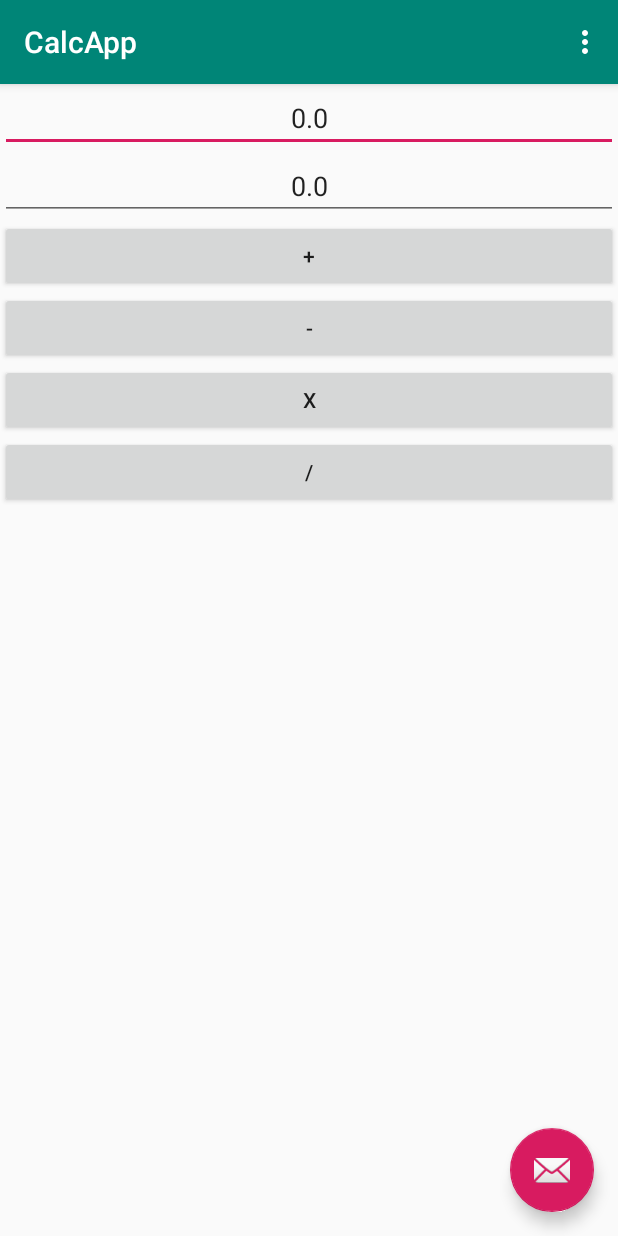
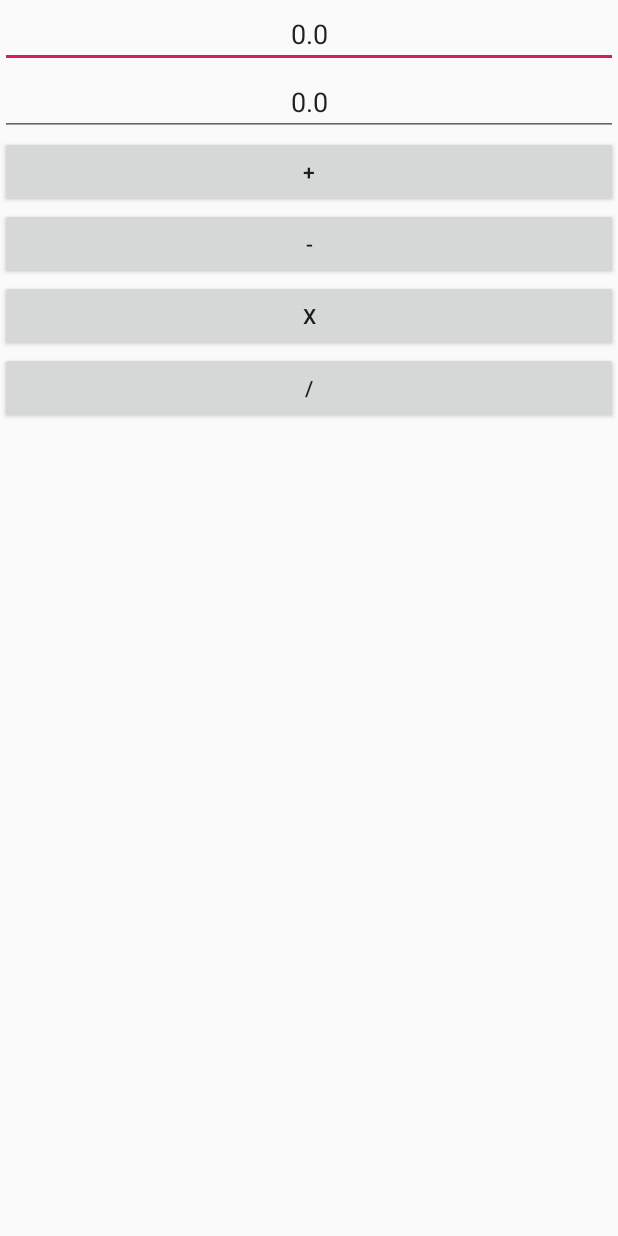
Before and after one commit to kimiyuki/CalcApp, an Android app: the screen it shows after launch (MainActivity), on a phone screen of 412 x 824 dp. Run offline under Robolectric (Android 15) with nearby library versions, the phone set to English and light mode, and no system bars; libraries missing offline, so code that uses them is left out: shirai.kimiyuki.techacademy.

Commit message:
fixed many

```diff
--- a/app/src/main/java/shirai/kimiyuki/techacademy/jp/calcapp/MainActivity.kt
+++ b/app/src/main/java/shirai/kimiyuki/techacademy/jp/calcapp/MainActivity.kt
@@ -4,6 +4,7 @@ import android.content.Context
 import android.content.Intent
 import android.content.SharedPreferences
 import android.os.Bundle
+import android.support.design.widget.CoordinatorLayout
 import android.support.design.widget.Snackbar
 import android.support.v4.util.ArrayMap
 import android.support.v7.app.AppCompatActivity;
@@ -11,6 +12,7 @@ import android.util.Log
 import android.view.Menu
 import android.view.MenuItem
 import android.view.View
+import android.widget.LinearLayout
 
 import kotlinx.android.synthetic.main.activity_main.*
 import kotlinx.android.synthetic.main.content_main.*
@@ -22,27 +24,36 @@ class MainActivity : AppCompatActivity(), View.OnClickListener {
     override fun onCreate(savedInstanceState: Bundle?) {
         super.onCreate(savedInstanceState)
         setContentView(R.layout.activity_main)
-        setSupportActionBar(toolbar)
         pref = getSharedPreferences("my_value_file", Context.MODE_PRIVATE)
 
         plus.setOnClickListener(this)
         minus.setOnClickListener(this)
         multiply.setOnClickListener(this)
         divide.setOnClickListener(this)
-        fab.setOnClickListener { view ->
-            Snackbar.make(view, "Replace with your own action", Snackbar.LENGTH_LONG)
-                .setAction("Action", null).show()
-        }
     }
 
     override fun onClick(v: View?) {
+        val regex = """^0\.?0*$""".toRegex()
+        if(v != null && (firstOperand.text.toString() == "" || secondOperand.text.toString() == "")){
+            Snackbar.make(v, "数字を入れて下さい", Snackbar.LENGTH_LONG).show()
+            return
+        }
+        if(v != null && v.id == R.id.divide && regex.matches(secondOperand.text.toString()) ) {
+            Snackbar.make(v, "０で割るのは定義できません", Snackbar.LENGTH_LONG).show()
+            return
+        }
+
         intent = Intent(this, ResultActivity::class.java)
         val ret = when (v?.id) {
             R.id.plus -> firstOperand.text.toString().toDouble() + secondOperand.text.toString().toDouble()
             R.id.minus -> firstOperand.text.toString().toDouble() - secondOperand.text.toString().toDouble()
             R.id.multiply -> firstOperand.text.toString().toDouble() * secondOperand.text.toString().toDouble()
             R.id.divide -> firstOperand.text.toString().toDouble() / secondOperand.text.toString().toDouble()
-            else -> Log.d("999", "another clickable view")
+            else -> null
+        }
+        if(v != null &&ret == null){
+            Snackbar.make(v, "不明な操作です", Snackbar.LENGTH_LONG).show()
+            return
         }
         intent.putExtra("ret", ret.toString())
         pref.edit().putFloat("v1", firstOperand.text.toString().toFloat()).apply()
@@ -56,19 +67,5 @@ class MainActivity : AppCompatActivity(), View.OnClickListener {
         secondOperand.setText(pref.getFloat("v2", 0F).toString())
     }
 
-    override fun onCreateOptionsMenu(menu: Menu): Boolean {
-        // Inflate the menu; this adds items to the action bar if it is present.
-        menuInflater.inflate(R.menu.menu_main, menu)
-        return true
-    }
 
-    override fun onOptionsItemSelected(item: MenuItem): Boolean {
-        // Handle action bar item clicks here. The action bar will
-        // automatically handle clicks on the Home/Up button, so long
-        // as you specify a parent activity in AndroidManifest.xml.
-        return when (item.itemId) {
-            R.id.action_settings -> true
-            else -> super.onOptionsItemSelected(item)
-        }
-    }
 }
--- a/app/src/main/res/layout/activity_main.xml
+++ b/app/src/main/res/layout/activity_main.xml
@@ -5,30 +5,14 @@
         xmlns:tools="http://schemas.android.com/tools"
         android:layout_width="match_parent"
         android:layout_height="match_parent"
+        android:id="@+id/coordinator"
         tools:context=".MainActivity">
 
     <android.support.design.widget.AppBarLayout
             android:layout_height="wrap_content"
             android:layout_width="match_parent"
-            android:theme="@style/AppTheme.AppBarOverlay">
-
-        <android.support.v7.widget.Toolbar
-                android:id="@+id/toolbar"
-                android:layout_width="match_parent"
-                android:layout_height="?attr/actionBarSize"
-                android:background="?attr/colorPrimary"
-                app:popupTheme="@style/AppTheme.PopupOverlay"/>
-
-    </android.support.design.widget.AppBarLayout>
+            android:theme="@style/AppTheme.AppBarOverlay"/>
 
     <include layout="@layout/content_main"/>
 
-    <android.support.design.widget.FloatingActionButton
-            android:id="@+id/fab"
-            android:layout_width="wrap_content"
-            android:layout_height="wrap_content"
-            android:layout_gravity="bottom|end"
-            android:layout_margin="@dimen/fab_margin"
-            app:srcCompat="@android:drawable/ic_dialog_email"/>
-
 </android.support.design.widget.CoordinatorLayout>
```
Also changed, not shown: app/src/main/java/shirai/kimiyuki/techacademy/jp/calcapp/ResultActivity.kt (+15 -2 lines), app/src/main/res/layout/activity_result.xml (+4 -3 lines).
